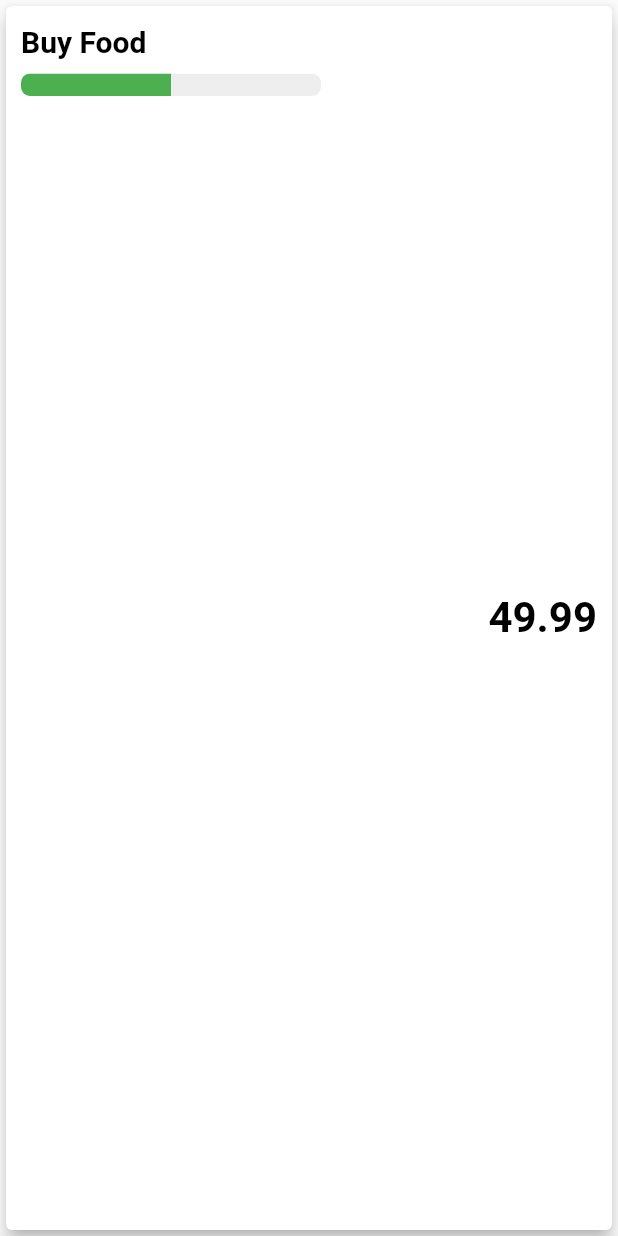
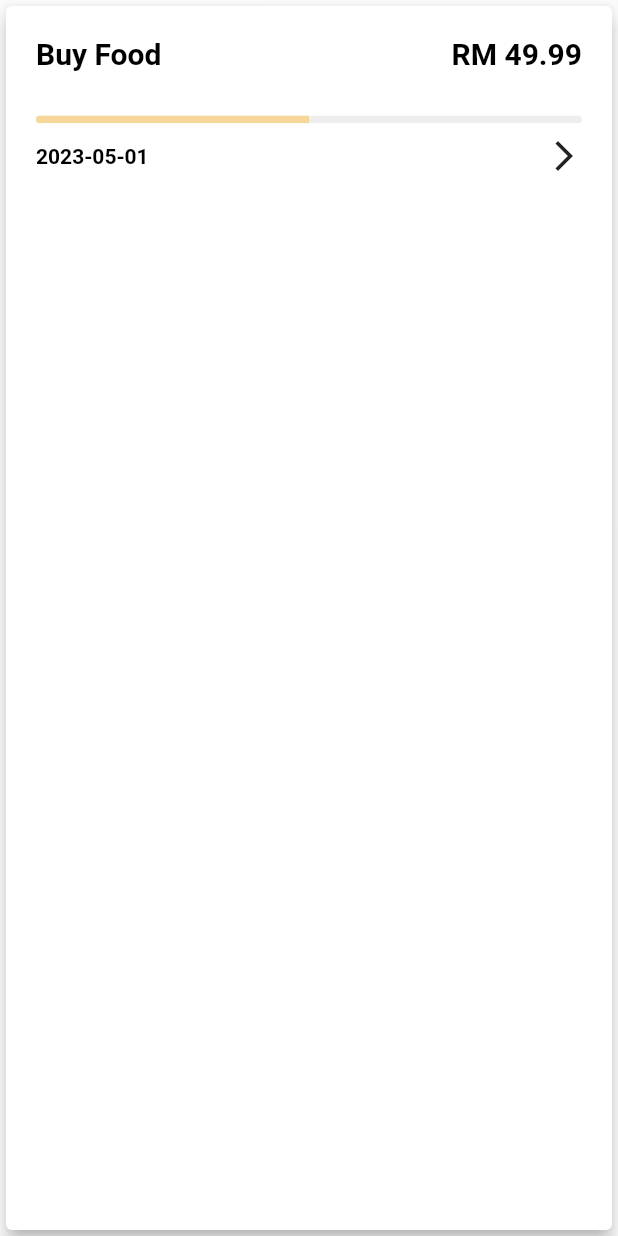
Before and after one commit to yiwan-21/FYP-Financial-app, a Flutter app: the Goal widget shown alone on an empty page, opened directly, on a phone screen of 412 x 824 dp. Run offline on Flutter 3.47's test engine with Material 2 defaults, Android fonts, the phone set to English and light mode, and no system bars; our stand-ins replace fl_chart, image_picker.

Commit message:
change style

```diff
--- a/lib/components/goal.dart
+++ b/lib/components/goal.dart
@@ -1,6 +1,4 @@
 import 'package:flutter/material.dart';
-import '../constants.dart';
-
 class Goal extends StatefulWidget {
   final String goalId;
   final String goalTitle;
@@ -22,13 +20,12 @@ class _GoalState extends State<Goal> {
       elevation: 5,
       color: Colors.white,
       child: Container(
-        margin: const EdgeInsets.symmetric(vertical: 12, horizontal: 10),
+        margin: const EdgeInsets.symmetric(vertical: 20, horizontal: 20),
         alignment: Alignment.centerLeft,
-        child: Row(
+        child: Column(
+          children: [
+            Row(
               mainAxisAlignment: MainAxisAlignment.spaceBetween,
-          children: [
-            Column(
-              crossAxisAlignment: CrossAxisAlignment.start,
               children: [
                 Text(
                   widget.goalTitle,
@@ -39,30 +36,60 @@ class _GoalState extends State<Goal> {
                     color: Colors.black,
                   ),
                 ),
-                Container(
-                  margin: const EdgeInsets.only(top: 10),
-                  height: 15,
-                  width: Constants.isMobile(context) ? 200 : 400,
+                Text(
+                  'RM ${widget.amount.toStringAsFixed(2)}',
+                  style: const TextStyle(
+                    fontWeight: FontWeight.bold,
+                    fontSize: 20,
+                    color: Colors.black,
+                  ),
+                ),
+              ],
+            ),
+            Row(
+              children: [
+                Expanded(
+                  child: SizedBox(
+                    width: double.infinity,
+                    child: Container(
+                      margin: const EdgeInsets.only(top: 30, bottom: 10),
+                      height: 5.2,
                       child: ClipRRect(
-                    borderRadius: BorderRadius.circular(6),
+                        borderRadius: BorderRadius.circular(5),
                         child: LinearProgressIndicator(
                           value: _progress,
                           backgroundColor: Colors.grey[200],
-                      valueColor:
-                          const AlwaysStoppedAnimation<Color>(Colors.green),
+                          valueColor: const AlwaysStoppedAnimation<Color>(
+                              Color.fromRGBO(246, 214, 153, 1)),
                         ),
                       ),
-                )
+                    ),
+                  ),
+                ),
               ],
             ),
+            Row(
+              mainAxisAlignment: MainAxisAlignment.spaceBetween,
+              children: [
+
                 Text(
-              widget.amount.toStringAsFixed(2),
+                  widget.date.toString().substring(0, 10),
+                  textAlign: TextAlign.left,
                   style: const TextStyle(
                     fontWeight: FontWeight.bold,
-                fontSize: 28,
+                    fontSize: 14,
                     color: Colors.black,
                   ),
                 ),
+
+                GestureDetector(
+                  onTap: () {
+                    // Handle button tap
+                  },
+                  child: const Icon(Icons.arrow_forward_ios),
+                ),
+              ],
+            )
           ],
         ),
       ),
```
Lines whose indentation alone changed are shown as unchanged.
